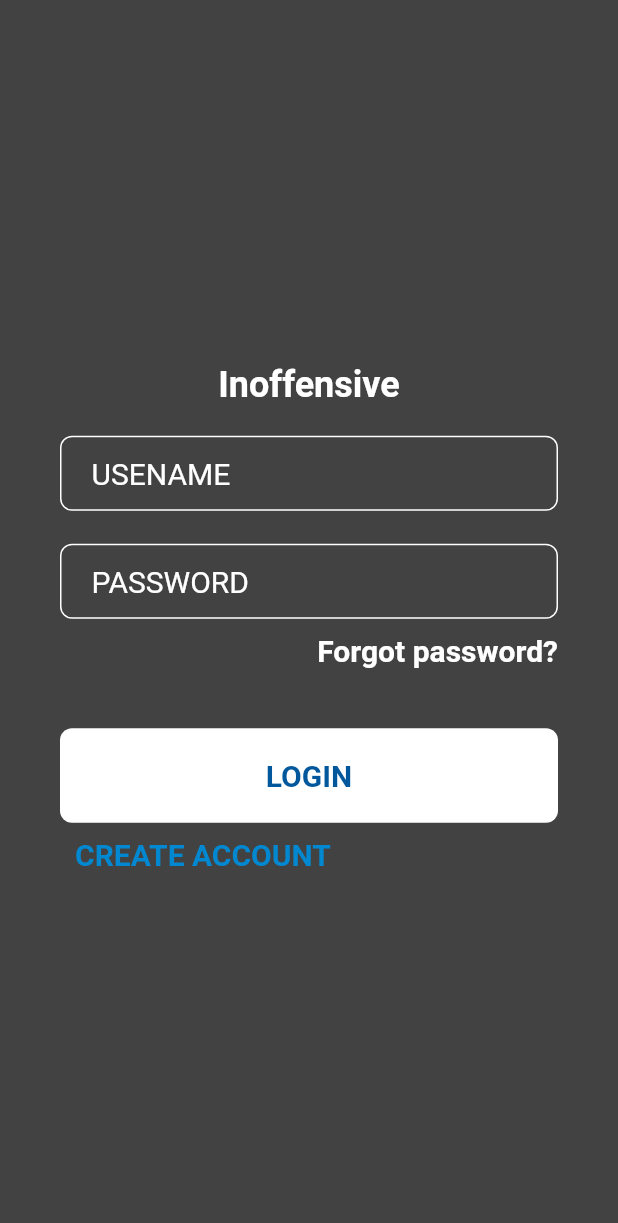
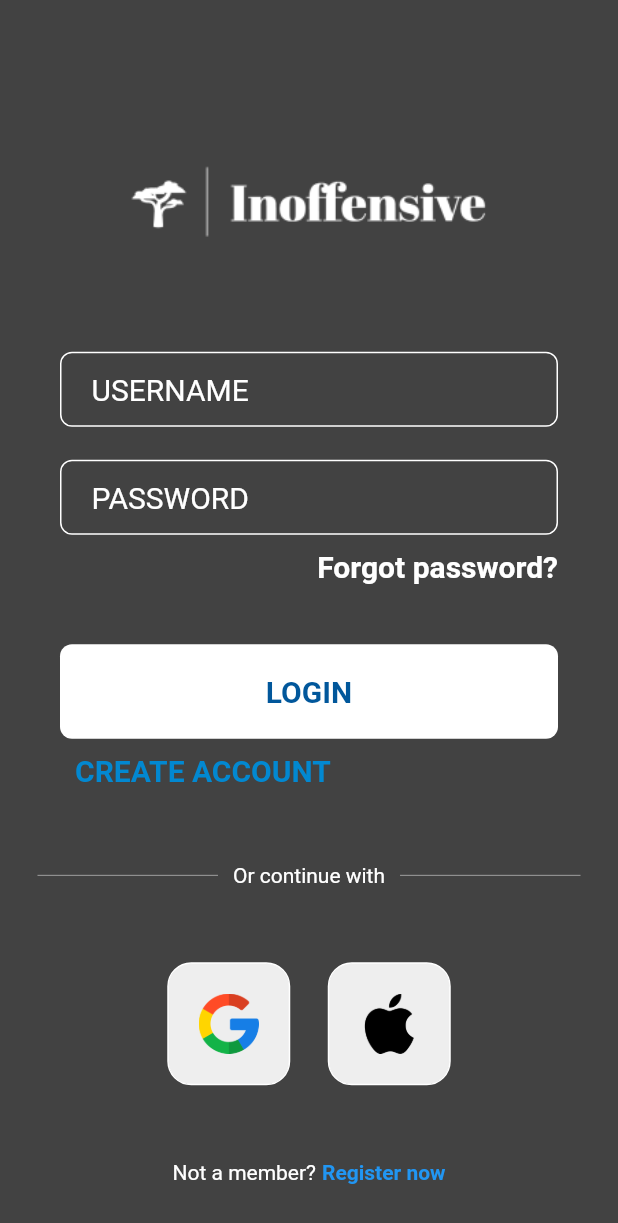
Before and after one commit to alejandrolegra/FlutterApp, a Flutter app: the screen it shows after launch, on a phone screen of 412 x 824 dp. Shown: the top 1223 px of the screen. Run offline on Flutter 3.47's test engine with Material 2 defaults, Android fonts, the light colour scheme and no system bars; Roboto replaces fonts that are missing (OoohBaby).

Commit message:
login diseño

```diff
--- /dev/null
+++ b/lib/components/square_tile.dart
@@ -0,0 +1,25 @@
+import 'package:flutter/material.dart';
+
+class SquareTile extends StatelessWidget {
+  final String imagePath;
+  const SquareTile({
+    super.key,
+    required this.imagePath,
+  });
+
+  @override
+  Widget build(BuildContext context) {
+    return Container(
+      padding: EdgeInsets.all(20),
+      decoration: BoxDecoration(
+        border: Border.all(color: Colors.white),
+        borderRadius: BorderRadius.circular(16),
+        color: Colors.grey[200],
+      ),
+      child: Image.asset(
+        imagePath,
+        height: 40,
+      ),
+    );
+  }
+}
--- a/lib/login_page.dart
+++ b/lib/login_page.dart
@@ -1,4 +1,5 @@
 import 'package:flutter/material.dart';
+import 'package:inoffensive/components/square_tile.dart';
 
 class LoginPage extends StatefulWidget {
   const LoginPage({Key? key}) : super(key: key);
@@ -14,16 +15,16 @@
       backgroundColor: Colors.grey[800],
       body: SafeArea(
         child: Center(
-          child: Column(mainAxisAlignment: MainAxisAlignment.center, children: [
-            Text(
-              'Inoffensive',
-              style: TextStyle(
-                fontWeight: FontWeight.bold,
-                fontSize: 24,
-                color: Colors.white,
+          child: Column(
+            mainAxisAlignment: MainAxisAlignment.center,
+            children: [
+              Padding(
+                padding: const EdgeInsets.symmetric(horizontal: 30.0),
+                child: Container(
+                    height: 200,
+                    width: 400,
+                    child: Image.asset("images/logo.png")),
               ),
-            ),
-            SizedBox(height: 20),
 
               //Entry 1
               Padding(
@@ -40,7 +41,7 @@
                       style: TextStyle(color: Colors.white, fontSize: 20),
                       decoration: InputDecoration(
                           border: InputBorder.none,
-                        hintText: 'USENAME',
+                          hintText: 'USERNAME',
                           hintStyle: TextStyle(color: Colors.white)),
                     ),
                   ),
@@ -128,7 +129,69 @@
                   ],
                 ),
               ),
-          ]),
+              const SizedBox(height: 50),
+              Padding(
+                padding: const EdgeInsets.symmetric(horizontal: 25.0),
+                child: Row(
+                  children: [
+                    Expanded(
+                      child: Divider(
+                        thickness: 0.5,
+                        color: Colors.grey[400],
+                      ),
+                    ),
+                    Padding(
+                      padding: const EdgeInsets.symmetric(horizontal: 10.0),
+                      child: Text(
+                        'Or continue with',
+                        style: TextStyle(color: Colors.white),
+                      ),
+                    ),
+                    Expanded(
+                      child: Divider(
+                        thickness: 0.5,
+                        color: Colors.grey[400],
+                      ),
+                    ),
+                  ],
+                ),
+              ),
+              const SizedBox(height: 50),
+              // google + apple sign in buttons
+              Row(
+                mainAxisAlignment: MainAxisAlignment.center,
+                children: const [
+                  SquareTile(imagePath: 'lib/images/google.png'),
+
+                  SizedBox(width: 25),
+
+                  // apple button
+                  SquareTile(imagePath: 'lib/images/apple.png')
+                ],
+              ),
+
+              const SizedBox(height: 50),
+
+              // not a member? register now
+              Row(
+                mainAxisAlignment: MainAxisAlignment.center,
+                children: [
+                  Text(
+                    'Not a member?',
+                    style: TextStyle(color: Colors.white),
+                  ),
+                  const SizedBox(width: 4),
+                  const Text(
+                    'Register now',
+                    style: TextStyle(
+                      color: Colors.blue,
+                      fontWeight: FontWeight.bold,
+                    ),
+                  ),
+                ],
+              )
+            ],
+          ),
         ),
       ),
     );
```
Also changed, not shown: pubspec.yaml (+3 -4 lines), images/apple.png (added), images/google.png (added), images/logo.png (renamed from lib/images/logo.png), lib/images/apple.png (added), lib/images/google.png (added), 7 other files. Lines whose indentation alone changed are shown as unchanged.
